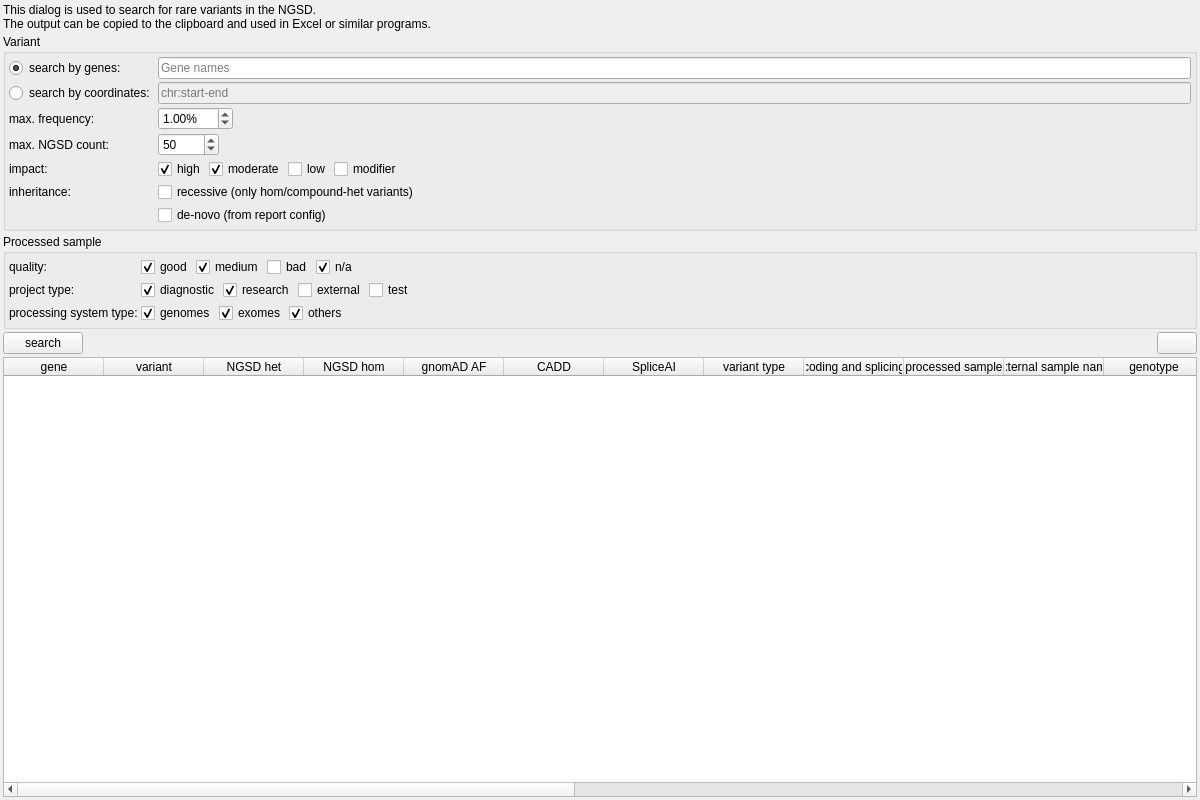
This is src/GSvar/SmallVariantSearchWidget.ui in imgag/ngs-bits as Qt 5 draws it before an edit. The edited form follows.
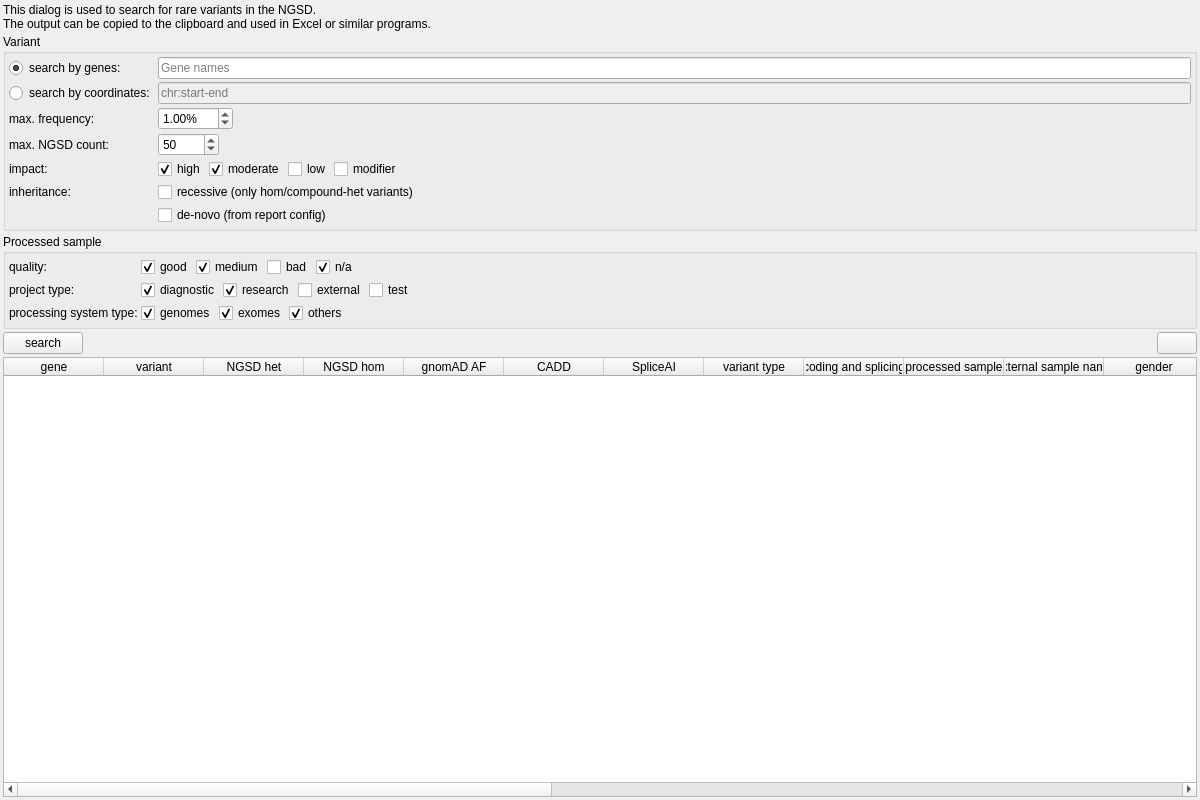
This is the edited form. Icons and pictures are not drawn.

Commit message: GSvar: added gender to small variants search.

What changed in the file:
```diff
--- a/src/GSvar/SmallVariantSearchWidget.ui
+++ b/src/GSvar/SmallVariantSearchWidget.ui
@@ -578,7 +578,7 @@
       <bool>false</bool>
      </property>
      <property name="columnCount">
-      <number>23</number>
+      <number>24</number>
      </property>
      <attribute name="verticalHeaderVisible">
       <bool>false</bool>
@@ -638,6 +638,11 @@
        <string>external sample name</string>
       </property>
      </column>
+     <column>
+      <property name="text">
+       <string>gender</string>
+      </property>
+     </column>
      <column>
       <property name="text">
        <string>genotype</string>
```
Left out of the diff: 28 changed lines with no effect on the pictures. The commit also changes 2 other files.
